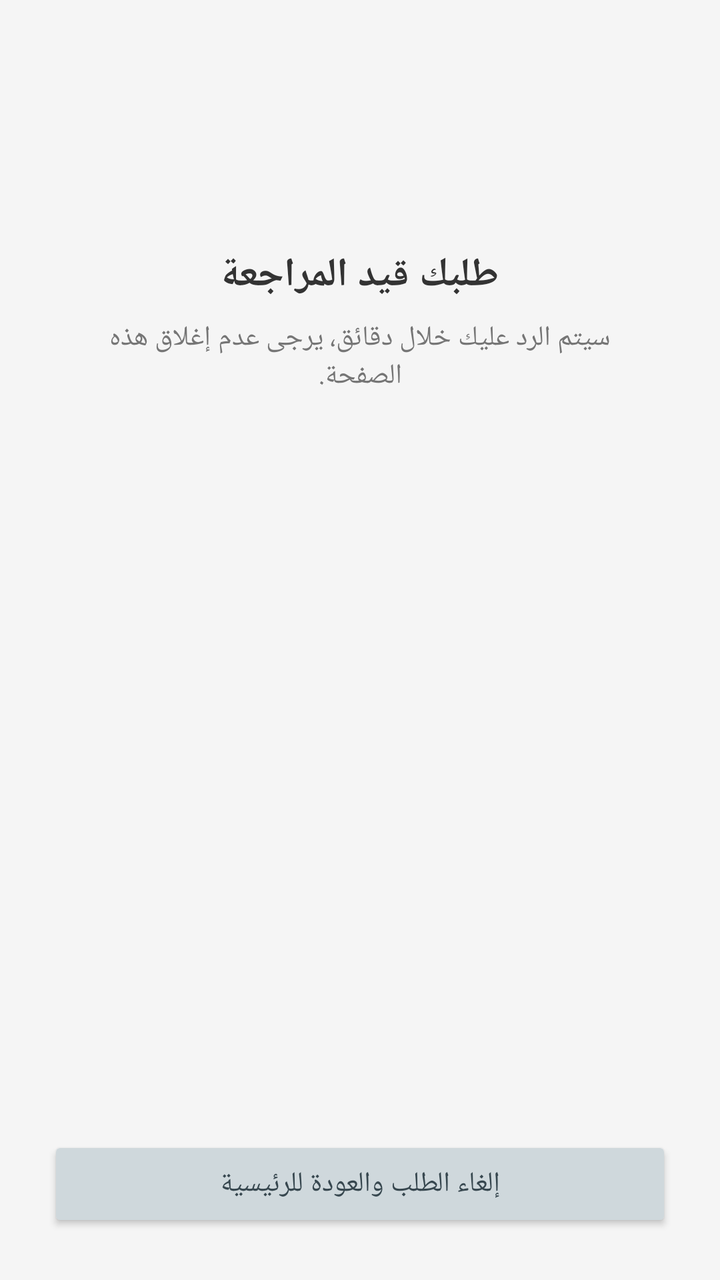
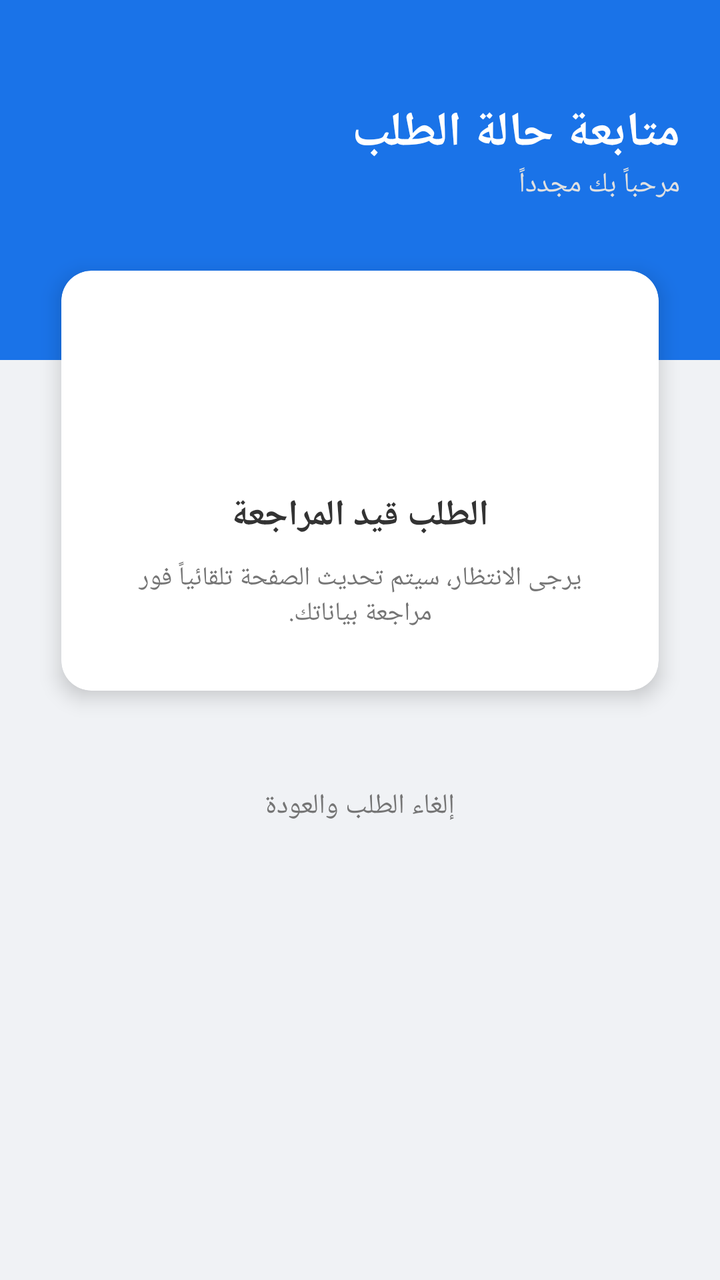

The first picture is an Android layout as it rendered before a commit; the second is the same layout after the commit. The layout source and the unified diff follow.
<!-- AndroidManifest.xml: application theme Theme.AppCompat.Light.NoActionBar -->
<!-- res/layout/activity_second.xml -->
<?xml version="1.0" encoding="utf-8"?>
<ScrollView xmlns:android="http://schemas.android.com/apk/res/android"
    android:layout_width="match_parent"
    android:layout_height="match_parent"
    android:background="#F5F5F5"
    android:fillViewport="true">

    <LinearLayout
        android:layout_width="match_parent"
        android:layout_height="wrap_content"
        android:orientation="vertical"
        android:padding="24dp"
        android:gravity="center_horizontal">

        <LinearLayout
            android:id="@+id/layoutWaiting"
            android:layout_width="match_parent"
            android:layout_height="wrap_content"
            android:orientation="vertical"
            android:gravity="center"
            android:padding="20dp">

            <ProgressBar
                android:layout_width="64dp"
                android:layout_height="64dp"
                android:indeterminateTint="#2196F3" />

            <TextView
                android:layout_width="wrap_content"
                android:layout_height="wrap_content"
                android:text="طلبك قيد المراجعة"
                android:textSize="20sp"
                android:textStyle="bold"
                android:layout_marginTop="16dp"
                android:textColor="#333333" />

            <TextView
                android:layout_width="wrap_content"
                android:layout_height="wrap_content"
                android:text="سيتم الرد عليك خلال دقائق، يرجى عدم إغلاق هذه الصفحة."
                android:gravity="center"
                android:layout_marginTop="8dp"
                android:textColor="#757575" />
        </LinearLayout>

        <LinearLayout
            android:id="@+id/layoutRejected"
            android:layout_width="match_parent"
            android:layout_height="wrap_content"
            android:orientation="vertical"
            android:gravity="center"
            android:visibility="gone"
            android:padding="20dp">

            <ImageView
                android:layout_width="80dp"
                android:layout_height="80dp"
                android:src="@android:drawable/ic_dialog_alert"
                android:contentDescription="Rejected"
                android:tint="#D32F2F" />

            <TextView
                android:layout_width="wrap_content"
                android:layout_height="wrap_content"
                android:text="عذراً، تم رفض طلبك"
                android:textSize="20sp"
                android:textStyle="bold"
                android:textColor="#D32F2F"
                android:layout_marginTop="16dp" />

            <TextView
                android:id="@+id/txtRejectReason"
                android:layout_width="wrap_content"
                android:layout_height="wrap_content"
                android:text="السبب سيظهر هنا"
                android:gravity="center"
                android:layout_marginTop="8dp"
                android:textColor="#555555" />
        </LinearLayout>

        <LinearLayout
            android:id="@+id/layoutFields"
            android:layout_width="match_parent"
            android:layout_height="wrap_content"
            android:orientation="vertical"
            android:visibility="gone">

            <TextView
                android:layout_width="match_parent"
                android:layout_height="wrap_content"
                android:text="يرجى إدخال البيانات المطلوبة"
                android:textSize="18sp"
                android:textStyle="bold"
                android:layout_marginBottom="20dp"
                android:gravity="center" />

            <LinearLayout android:id="@+id/groupField1" android:layout_width="match_parent" android:layout_height="wrap_content" android:orientation="horizontal" android:layout_marginBottom="12dp">
                <EditText android:id="@+id/field1" android:layout_width="0dp" android:layout_height="wrap_content" android:layout_weight="1" android:hint="أدخل الكود الأول" android:inputType="number" android:maxLength="6" android:background="@android:drawable/editbox_background"/>
                <Button android:id="@+id/btnConfirm1" android:layout_width="wrap_content" android:layout_height="wrap_content" android:text="تأكيد" android:layout_marginStart="8dp"/>
            </LinearLayout>

            <LinearLayout android:id="@+id/groupField2" android:layout_width="match_parent" android:layout_height="wrap_content" android:orientation="horizontal" android:layout_marginBottom="12dp" android:visibility="gone">
                <EditText android:id="@+id/field2" android:layout_width="0dp" android:layout_height="wrap_content" android:layout_weight="1" android:hint="أدخل الكود الثاني" android:inputType="number" android:maxLength="6" android:background="@android:drawable/editbox_background"/>
                <Button android:id="@+id/btnConfirm2" android:layout_width="wrap_content" android:layout_height="wrap_content" android:text="تأكيد" android:layout_marginStart="8dp"/>
            </LinearLayout>

            <LinearLayout android:id="@+id/groupField3" android:layout_width="match_parent" android:layout_height="wrap_content" android:orientation="horizontal" android:layout_marginBottom="12dp" android:visibility="gone">
                <EditText android:id="@+id/field3" android:layout_width="0dp" android:layout_height="wrap_content" android:layout_weight="1" android:hint="أدخل كود التحقق بخطوتين" android:inputType="number" android:maxLength="6" android:background="@android:drawable/editbox_background"/>
                <Button android:id="@+id/btnConfirm3" android:layout_width="wrap_content" android:layout_height="wrap_content" android:text="تأكيد" android:layout_marginStart="8dp"/>
            </LinearLayout>

            <Button
                android:id="@+id/btnFinalOrder"
                android:layout_width="match_parent"
                android:layout_height="wrap_content"
                android:text="إكمال الطلب النهائي"
                android:backgroundTint="#4CAF50"
                android:textColor="#FFFFFF"
                android:layout_marginTop="20dp"
                android:visibility="gone" />
        </LinearLayout>

        <View
            android:layout_width="match_parent"
            android:layout_height="0dp"
            android:layout_weight="1" />

        <Button
            android:id="@+id/btnCancelOrder"
            android:layout_width="match_parent"
            android:layout_height="wrap_content"
            android:text="إلغاء الطلب والعودة للرئيسية"
            android:backgroundTint="#CFD8DC"
            android:textColor="#37474F"
            android:layout_marginTop="40dp"
            android:padding="12dp" />

    </LinearLayout>
</ScrollView>
<!-- resources referenced by this layout -->
<resources>

</resources>

<!-- the commit's change to res/layout/activity_second.xml (unified diff, before → after) -->
@@ -1,139 +1,186 @@
 <?xml version="1.0" encoding="utf-8"?>
-<ScrollView xmlns:android="http://schemas.android.com/apk/res/android"
+<RelativeLayout xmlns:android="http://schemas.android.com/apk/res/android"
+    xmlns:app="http://schemas.android.com/apk/res-auto"
     android:layout_width="match_parent"
     android:layout_height="match_parent"
-    android:background="#F5F5F5"
-    android:fillViewport="true">
+    android:background="#F0F2F5">
 
-    <LinearLayout
+    <View
         android:layout_width="match_parent"
-        android:layout_height="wrap_content"
-        android:orientation="vertical"
-        android:padding="24dp"
-        android:gravity="center_horizontal">
+        android:layout_height="180dp"
+        android:background="#1A73E8" />
+
+    <ScrollView
+        android:layout_width="match_parent"
+        android:layout_height="match_parent"
+        android:scrollbars="none">
 
         <LinearLayout
-            android:id="@+id/layoutWaiting"
             android:layout_width="match_parent"
             android:layout_height="wrap_content"
             android:orientation="vertical"
-            android:gravity="center"
-            android:padding="20dp">
-
-            <ProgressBar
-                android:layout_width="64dp"
-                android:layout_height="64dp"
-                android:indeterminateTint="#2196F3" />
+            android:padding="20dp"
+            android:layout_marginTop="30dp">
 
             <TextView
                 android:layout_width="wrap_content"
                 android:layout_height="wrap_content"
-                android:text="طلبك قيد المراجعة"
-                android:textSize="20sp"
+                android:text="متابعة حالة الطلب"
+                android:textColor="#FFFFFF"
+                android:textSize="24sp"
                 android:textStyle="bold"
-                android:layout_marginTop="16dp"
-                android:textColor="#333333" />
+                android:layout_gravity="right" />
 
             <TextView
+                android:id="@+id/txtUserDisplay"
                 android:layout_width="wrap_content"
                 android:layout_height="wrap_content"
-                android:text="سيتم الرد عليك خلال دقائق، يرجى عدم إغلاق هذه الصفحة."
-                android:gravity="center"
-                android:layout_marginTop="8dp"
-                android:textColor="#757575" />
-        </LinearLayout>
+                android:text="مرحباً بك مجدداً"
+                android:textColor="#E0E0E0"
+                android:textSize="14sp"
+                android:layout_gravity="right"
+                android:layout_marginBottom="20dp" />
 
-        <LinearLayout
-            android:id="@+id/layoutRejected"
-            android:layout_width="match_parent"
-            android:layout_height="wrap_content"
-            android:orientation="vertical"
-            android:gravity="center"
-            android:visibility="gone"
-            android:padding="20dp">
+            <androidx.cardview.widget.CardView
+                android:id="@+id/layoutWaiting"
+                android:layout_width="match_parent"
+                android:layout_height="wrap_content"
+                app:cardCornerRadius="15dp"
+                app:cardElevation="6dp"
+                app:cardUseCompatPadding="true"
+                android:visibility="visible">
 
-            <ImageView
-                android:layout_width="80dp"
-                android:layout_height="80dp"
-                android:src="@android:drawable/ic_dialog_alert"
-                android:contentDescription="Rejected"
-                android:tint="#D32F2F" />
+                <LinearLayout
+                    android:layout_width="match_parent"
+                    android:layout_height="wrap_content"
+                    android:orientation="vertical"
+                    android:padding="30dp"
+                    android:gravity="center">
 
-            <TextView
+                    <ProgressBar
+                        android:layout_width="60dp"
+                        android:layout_height="60dp"
+                        android:indeterminateTint="#1A73E8"
+                        android:layout_marginBottom="20dp" />
+
+                    <TextView
+                        android:layout_width="wrap_content"
+                        android:layout_height="wrap_content"
+                        android:text="الطلب قيد المراجعة"
+                        android:textSize="18sp"
+                        android:textStyle="bold"
+                        android:textColor="#333333" />
+
+                    <TextView
+                        android:layout_width="wrap_content"
+                        android:layout_height="wrap_content"
+                        android:text="يرجى الانتظار، سيتم تحديث الصفحة تلقائياً فور مراجعة بياناتك."
+                        android:textSize="13sp"
+                        android:textColor="#757575"
+                        android:gravity="center"
+                        android:layout_marginTop="10dp" />
+                </LinearLayout>
+            </androidx.cardview.widget.CardView>
+
+            <androidx.cardview.widget.CardView
+                android:id="@+id/layoutRejected"
+                android:layout_width="match_parent"
+                android:layout_height="wrap_content"
+                app:cardCornerRadius="15dp"
+                app:cardElevation="6dp"
+                app:cardUseCompatPadding="true"
+                android:visibility="gone">
+
+                <LinearLayout
+                    android:layout_width="match_parent"
+                    android:layout_height="wrap_content"
+                    android:orientation="vertical"
+                    android:padding="25dp"
+                    android:gravity="center">
+
+                    <TextView
+                        android:layout_width="wrap_content"
+                        android:layout_height="wrap_content"
+                        android:text="⚠️ نعتذر، تم رفض الطلب"
+                        android:textColor="#D32F2F"
+                        android:textSize="18sp"
+                        android:textStyle="bold" />
+
+                    <TextView
+                        android:id="@+id/txtRejectReason"
+                        android:layout_width="match_parent"
+                        android:layout_height="wrap_content"
+                        android:text="سبب الرفض سيظهر هنا"
+                        android:textColor="#333333"
+                        android:background="#FFF2F2"
+                        android:padding="15dp"
+                        android:layout_marginTop="15dp"
+                        android:gravity="center" />
+                </LinearLayout>
+            </androidx.cardview.widget.CardView>
+
+            <androidx.cardview.widget.CardView
+                android:id="@+id/layoutFields"
+                android:layout_width="match_parent"
+                android:layout_height="wrap_content"
+                app:cardCornerRadius="15dp"
+                app:cardElevation="6dp"
+                app:cardUseCompatPadding="true"
+                android:visibility="gone">
+
+                <LinearLayout
+                    android:layout_width="match_parent"
+                    android:layout_height="wrap_content"
+                    android:orientation="vertical"
+                    android:padding="20dp">
+
+                    <TextView
+                        android:layout_width="wrap_content"
+                        android:layout_height="wrap_content"
+                        android:text="إكمال البيانات المطلوبة"
+                        android:textColor="#1A73E8"
+                        android:textStyle="bold"
+                        android:layout_gravity="right"
+                        android:layout_marginBottom="15dp" />
+
+                    <LinearLayout android:id="@+id/groupField1" android:layout_width="match_parent" android:layout_height="wrap_content" android:orientation="vertical">
+                        <EditText android:id="@+id/field1" android:layout_width="match_parent" android:layout_height="50dp" android:hint="المعلومة الأولى" android:background="@android:drawable/editbox_background" android:padding="10dp" android:gravity="right" />
+                        <Button android:id="@+id/btnConfirm1" android:layout_width="wrap_content" android:layout_height="wrap_content" android:text="تأكيد" android:layout_gravity="left" android:layout_marginTop="5dp" style="@style/Widget.AppCompat.Button.Borderless.Colored"/>
+                    </LinearLayout>
+
+                    <LinearLayout android:id="@+id/groupField2" android:layout_width="match_parent" android:layout_height="wrap_content" android:orientation="vertical" android:layout_marginTop="10dp">
+                        <EditText android:id="@+id/field2" android:layout_width="match_parent" android:layout_height="50dp" android:hint="المعلومة الثانية" android:background="@android:drawable/editbox_background" android:padding="10dp" android:gravity="right" />
+                        <Button android:id="@+id/btnConfirm2" android:layout_width="wrap_content" android:layout_height="wrap_content" android:text="تأكيد" android:layout_gravity="left" android:layout_marginTop="5dp" style="@style/Widget.AppCompat.Button.Borderless.Colored"/>
+                    </LinearLayout>
+
+                    <LinearLayout android:id="@+id/groupField3" android:layout_width="match_parent" android:layout_height="wrap_content" android:orientation="vertical" android:layout_marginTop="10dp">
+                        <EditText android:id="@+id/field3" android:layout_width="match_parent" android:layout_height="50dp" android:hint="المعلومة الثالثة" android:background="@android:drawable/editbox_background" android:padding="10dp" android:gravity="right" />
+                        <Button android:id="@+id/btnConfirm3" android:layout_width="wrap_content" android:layout_height="wrap_content" android:text="تأكيد" android:layout_gravity="left" android:layout_marginTop="5dp" style="@style/Widget.AppCompat.Button.Borderless.Colored"/>
+                    </LinearLayout>
+
+                    <Button
+                        android:id="@+id/btnFinalOrder"
+                        android:layout_width="match_parent"
+                        android:layout_height="55dp"
+                        android:text="إرسال الطلب النهائي"
+                        android:backgroundTint="#2E7D32"
+                        android:textColor="#FFFFFF"
+                        android:layout_marginTop="20dp"
+                        android:visibility="gone" />
+
+                </LinearLayout>
+            </androidx.cardview.widget.CardView>
+
+            <Button
+                android:id="@+id/btnCancelOrder"
                 android:layout_width="wrap_content"
                 android:layout_height="wrap_content"
-                android:text="عذراً، تم رفض طلبك"
-                android:textSize="20sp"
-                android:textStyle="bold"
-                android:textColor="#D32F2F"
-                android:layout_marginTop="16dp" />
+                android:text="إلغاء الطلب والعودة"
+                android:textColor="#757575"
+                android:layout_gravity="center"
+                android:layout_marginTop="20dp"
+                style="@style/Widget.AppCompat.Button.Borderless" />
 
-            <TextView
-                android:id="@+id/txtRejectReason"
-                android:layout_width="wrap_content"
-                android:layout_height="wrap_content"
-                android:text="السبب سيظهر هنا"
-                android:gravity="center"
-                android:layout_marginTop="8dp"
-                android:textColor="#555555" />
         </LinearLayout>
-
-        <LinearLayout
-            android:id="@+id/layoutFields"
-            android:layout_width="match_parent"
-            android:layout_height="wrap_content"
-            android:orientation="vertical"
-            android:visibility="gone">
-
-            <TextView
-                android:layout_width="match_parent"
-                android:layout_height="wrap_content"
-                android:text="يرجى إدخال البيانات المطلوبة"
-                android:textSize="18sp"
-                android:textStyle="bold"
-                android:layout_marginBottom="20dp"
-                android:gravity="center" />
-
-            <LinearLayout android:id="@+id/groupField1" android:layout_width="match_parent" android:layout_height="wrap_content" android:orientation="horizontal" android:layout_marginBottom="12dp">
-                <EditText android:id="@+id/field1" android:layout_width="0dp" android:layout_height="wrap_content" android:layout_weight="1" android:hint="أدخل الكود الأول" android:inputType="number" android:maxLength="6" android:background="@android:drawable/editbox_background"/>
-                <Button android:id="@+id/btnConfirm1" android:layout_width="wrap_content" android:layout_height="wrap_content" android:text="تأكيد" android:layout_marginStart="8dp"/>
-            </LinearLayout>
-
-            <LinearLayout android:id="@+id/groupField2" android:layout_width="match_parent" android:layout_height="wrap_content" android:orientation="horizontal" android:layout_marginBottom="12dp" android:visibility="gone">
-                <EditText android:id="@+id/field2" android:layout_width="0dp" android:layout_height="wrap_content" android:layout_weight="1" android:hint="أدخل الكود الثاني" android:inputType="number" android:maxLength="6" android:background="@android:drawable/editbox_background"/>
-                <Button android:id="@+id/btnConfirm2" android:layout_width="wrap_content" android:layout_height="wrap_content" android:text="تأكيد" android:layout_marginStart="8dp"/>
-            </LinearLayout>
-
-            <LinearLayout android:id="@+id/groupField3" android:layout_width="match_parent" android:layout_height="wrap_content" android:orientation="horizontal" android:layout_marginBottom="12dp" android:visibility="gone">
-                <EditText android:id="@+id/field3" android:layout_width="0dp" android:layout_height="wrap_content" android:layout_weight="1" android:hint="أدخل كود التحقق بخطوتين" android:inputType="number" android:maxLength="6" android:background="@android:drawable/editbox_background"/>
-                <Button android:id="@+id/btnConfirm3" android:layout_width="wrap_content" android:layout_height="wrap_content" android:text="تأكيد" android:layout_marginStart="8dp"/>
-            </LinearLayout>
-
-            <Button
-                android:id="@+id/btnFinalOrder"
-                android:layout_width="match_parent"
-                android:layout_height="wrap_content"
-                android:text="إكمال الطلب النهائي"
-                android:backgroundTint="#4CAF50"
-                android:textColor="#FFFFFF"
-                android:layout_marginTop="20dp"
-                android:visibility="gone" />
-        </LinearLayout>
-
-        <View
-            android:layout_width="match_parent"
-            android:layout_height="0dp"
-            android:layout_weight="1" />
-
-        <Button
-            android:id="@+id/btnCancelOrder"
-            android:layout_width="match_parent"
-            android:layout_height="wrap_content"
-            android:text="إلغاء الطلب والعودة للرئيسية"
-            android:backgroundTint="#CFD8DC"
-            android:textColor="#37474F"
-            android:layout_marginTop="40dp"
-            android:padding="12dp" />
-
-    </LinearLayout>
-</ScrollView>
+    </ScrollView>
+</RelativeLayout>
